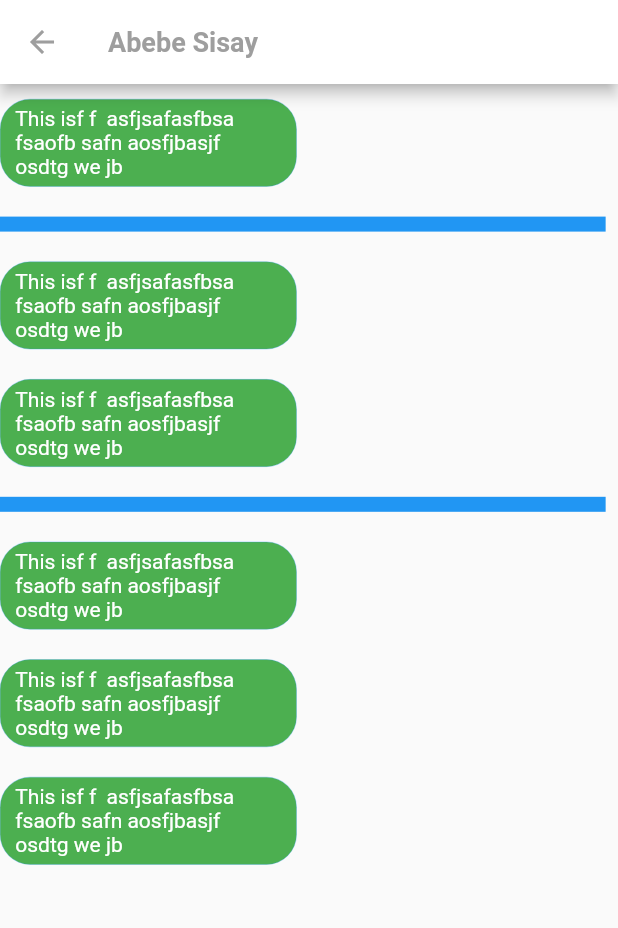
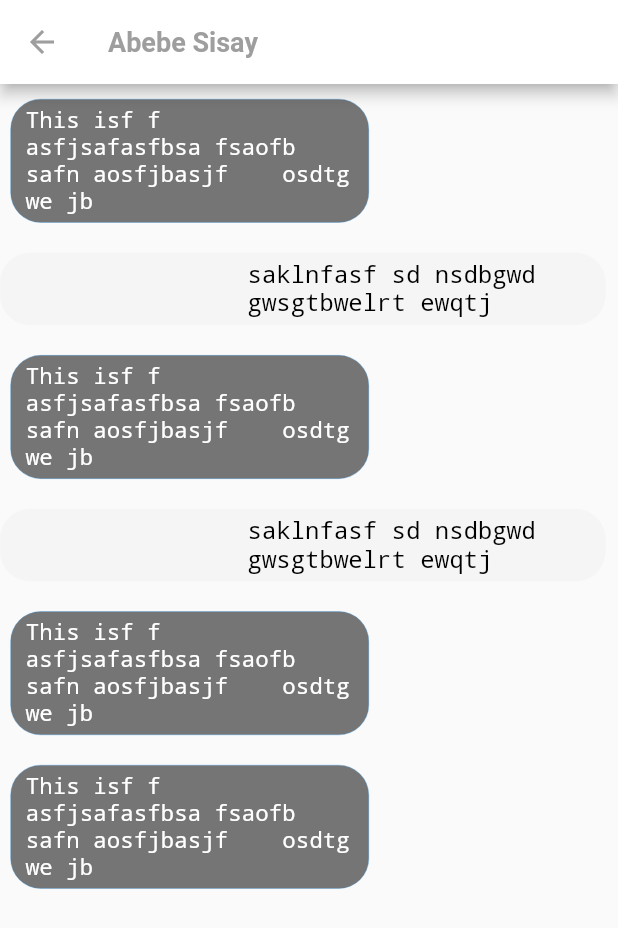
Before and after one commit to robel-milashu/RealChat, a Flutter app: the Chat screen opened directly, on a phone screen of 412 x 824 dp. Shown: the top 928 px of the screen. Run offline on Flutter 3.47's test engine with Material 2 defaults, Android fonts, the phone set to English and light mode, and no system bars; our stand-ins replace sizer; network calls fail.

Commit message:
chatting page implementation

```diff
--- a/lib/screens/Char.dart
+++ b/lib/screens/Char.dart
@@ -32,9 +32,7 @@ class _ChatState extends State<Chat> {
                 receivedMsg(),
                 sentMsg(),
                 receivedMsg(),
-                receivedMsg(),
                 sentMsg(),
-                receivedMsg(),
                 receivedMsg(),
                 receivedMsg(),
               ],
@@ -46,36 +44,48 @@ class _ChatState extends State<Chat> {
   }
 
   Widget receivedMsg() {
-    return Container(
+    return Positioned(
+      right: 50,
+      child: Container(
         decoration: new BoxDecoration(
-        color: Colors.green,
+          color: Colors.grey[600],
           borderRadius: new BorderRadius.all(new Radius.circular(20.0)),
           border: new Border.all(
             color: Colors.blue,
             width: .2,
           ),
         ),
-      //  color: Colors.green,
-      margin: const EdgeInsets.symmetric(vertical: 10),
-      width: screen.width * .48,
+        margin: const EdgeInsets.symmetric(vertical: 10, horizontal: 7),
+        width: screen.width * .58,
         padding: const EdgeInsets.symmetric(vertical: 5, horizontal: 10),
         child: Text(
           'This isf f  asfjsafasfbsa fsaofb safn aosfjbasjf    osdtg we jb',
-        style: TextStyle(color: Colors.white),
+          style: TextStyle(
+              color: Colors.white, fontSize: 15, fontFamily: 'Courier new'),
+        ),
       ),
     );
   }
 
   Widget sentMsg() {
-    var x = screen.width * 0.5;
+    var x = screen.width * 0.4;
     return Container(
-      color: Colors.blue,
+      decoration: new BoxDecoration(
+        color: Colors.grey[100],
+        borderRadius: new BorderRadius.all(new Radius.circular(20.0)),
+        border: new Border.all(
+          color: Colors.grey[100],
+          width: .2,
+        ),
+      ),
       width: screen.width * .98,
       margin: const EdgeInsets.symmetric(vertical: 10),
-      padding: EdgeInsets.symmetric(vertical: 5, horizontal: x),
-      child: FittedBox(
-          fit: BoxFit.contain,
-          child: Text('saklnfasf sd nsdbgwd gwsgtbwelrt ewqtj')),
+      padding: EdgeInsets.only(left: x, right: 10, top: 5, bottom: 5),
+      child: Text(
+        'saklnfasf sd nsdbgwd gwsgtbwelrt ewqtj',
+        style: TextStyle(
+            color: Colors.black, fontSize: 16, fontFamily: 'Courier new'),
+      ),
     );
   }
 }
```
Also changed, not shown: lib/screens/Home.dart (+28 -26 lines). Lines whose indentation alone changed are shown as unchanged.
